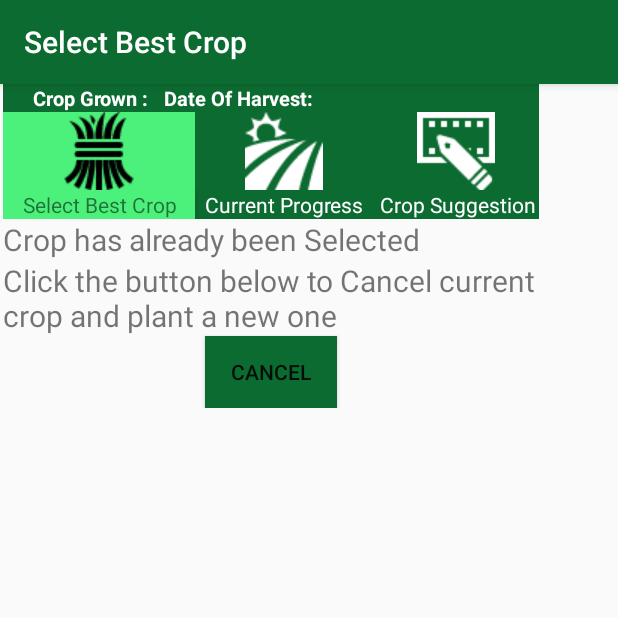
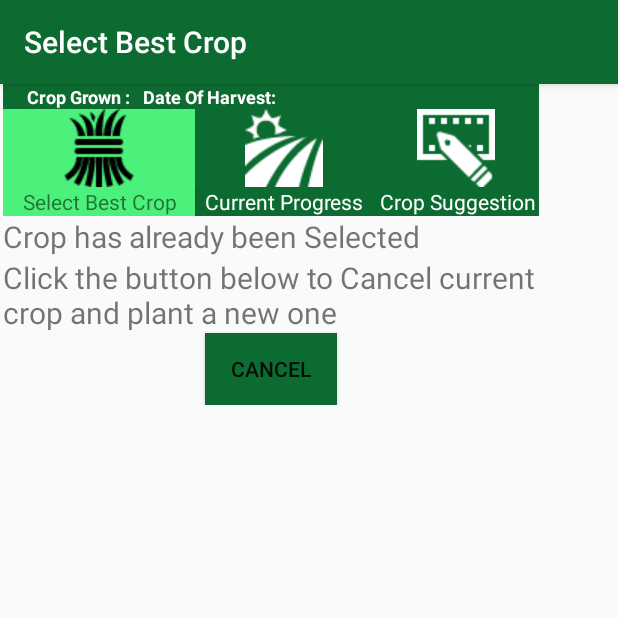
Before and after one commit to SAGARACH65/AHS3, an Android app: the Addition1_Second screen opened directly, with no data from a screen before it, on a phone screen of 412 x 824 dp, the top half of it. Run offline under Robolectric (Android 15) with nearby library versions, the phone set to English and light mode, and no system bars; 5 statements that could not run were skipped.

Commit message:
previous fully deugged

```diff
--- a/app/src/main/java/com/example/sagar/ahs/Addition1_Second.java
+++ b/app/src/main/java/com/example/sagar/ahs/Addition1_Second.java
@@ -4,6 +4,7 @@ import android.content.Intent;
 import android.support.v7.app.AppCompatActivity;
 import android.os.Bundle;
 import android.view.View;
+import android.widget.Button;
 import android.widget.TextView;
 
 public class Addition1_Second extends AppCompatActivity {
@@ -76,7 +77,18 @@ public class Addition1_Second extends AppCompatActivity {
         tv3.setText(M_unit);
         TextView tv4=(TextView) findViewById(R.id.textView19);
         tv4.setText(Crop_grown);
+        TextView tv5=(TextView) findViewById(R.id.tv122);
+        tv5.setText(harvest_day);
 
+        Button button =(Button)findViewById(R.id.button4);
+
+        button.setOnClickListener(new View.OnClickListener() {
+            public void onClick(View v) {
+
+                Intent dbmanager = new Intent(getApplicationContext(),AndroidDatabaseManager.class);
+                startActivity(dbmanager);
+            }
+        });
 
 
 
--- a/app/src/main/java/com/example/sagar/ahs/ConfirmCrop.java
+++ b/app/src/main/java/com/example/sagar/ahs/ConfirmCrop.java
@@ -73,7 +73,7 @@ public void confirmed(View view){
 
                 }
                 cursor.moveToNext();
-            } while (cursor.isAfterLast());
+            } while (!cursor.isAfterLast());
             cursor.close();}
             //receiving current systems date
            /* Calendar now = Calendar.getInstance();
@@ -118,7 +118,7 @@ public void confirmed(View view){
                }
             count++;
             cursor1.moveToNext();
-        } while (cursor1.isAfterLast());
+        } while (!cursor1.isAfterLast());
         cursor1.close();}
 
 
@@ -126,8 +126,8 @@ public void confirmed(View view){
     extras.putString("name",name);
     extras.putString("Area",Area);
     extras.putString("Measurement Unit",M_unit);
-    extras.putString("Crop planted",Crop_grown);
     extras.putString("Crop planted",final_crop);
+    extras.putString("Growth_End_Date",end_date);
     intent.putExtras(extras);
     startActivity(intent);
     finish();
--- a/app/src/main/res/layout/activity_addition1__second.xml
+++ b/app/src/main/res/layout/activity_addition1__second.xml
@@ -33,7 +33,7 @@
                 android:textColor="#ffff"
                 android:id="@+id/textView16"
                 android:background="@color/colorPrimary"
-                android:textSize="13sp"
+                android:textSize="12sp"
                 android:textStyle="bold"
                 android:layout_weight="1" />
 
@@ -41,10 +41,10 @@
 
                 android:layout_width="wrap_content"
                 android:layout_height="match_parent"
-                android:paddingStart="10dp"
+                android:paddingStart="8dp"
                 android:id="@+id/textView17"
                 android:background="@color/colorPrimary"
-                android:textSize="13sp"
+                android:textSize="12sp"
                 android:textColor="#ffff"
                 android:textStyle="bold"
                 android:layout_weight="1" />
@@ -54,7 +54,7 @@
                 android:layout_height="match_parent"
                 android:id="@+id/textView23"
                 android:layout_weight="1"
-                android:textSize="13sp"
+                android:textSize="12sp"
                 android:background="@color/colorPrimary"
                 android:textStyle="bold"
                 android:textColor="#ffff"
@@ -64,10 +64,10 @@
                 android:text="@string/cropgrown"
                 android:layout_width="wrap_content"
                 android:layout_height="match_parent"
-                android:paddingStart="10dp"
+                android:paddingStart="8dp"
                 android:id="@+id/textView18"
                 android:background="@color/colorPrimary"
-                android:textSize="13sp"
+                android:textSize="12sp"
                 android:textStyle="bold"
                 android:layout_weight="1"
                 android:textColor="#ffff"/>
@@ -79,18 +79,18 @@
                 android:textColor="#ffff"
                 android:id="@+id/textView19"
                 android:background="@color/colorPrimary"
-                android:textSize="13sp"
+                android:textSize="12sp"
                 android:textStyle="bold"
                 android:layout_weight="1" />
             <TextView
 
                 android:layout_width="wrap_content"
                 android:layout_height="match_parent"
-                android:paddingStart="10dp"
+                android:paddingStart="8dp"
                 android:textColor="#ffff"
                 android:text="@string/DTH"
                 android:background="@color/colorPrimary"
-                android:textSize="13sp"
+                android:textSize="12sp"
                 android:textStyle="bold"
                 android:layout_weight="1" />
 
```
Also changed, not shown: app/src/main/java/com/example/sagar/ahs/homescreenjava.java (+28 -35 lines), app/src/main/res/layout/activity_addition1.xml (+9 -9 lines), app/src/main/res/layout/activity_addition2.xml (+9 -9 lines), app/src/main/res/layout/activity_addition3.xml (+9 -9 lines).
